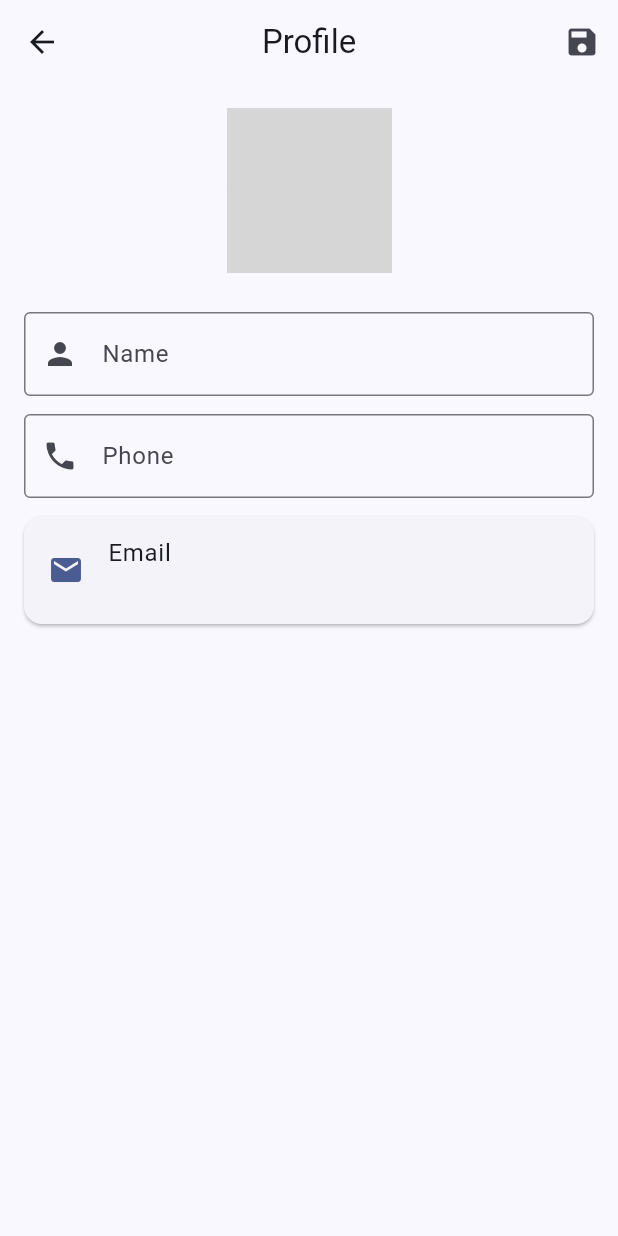
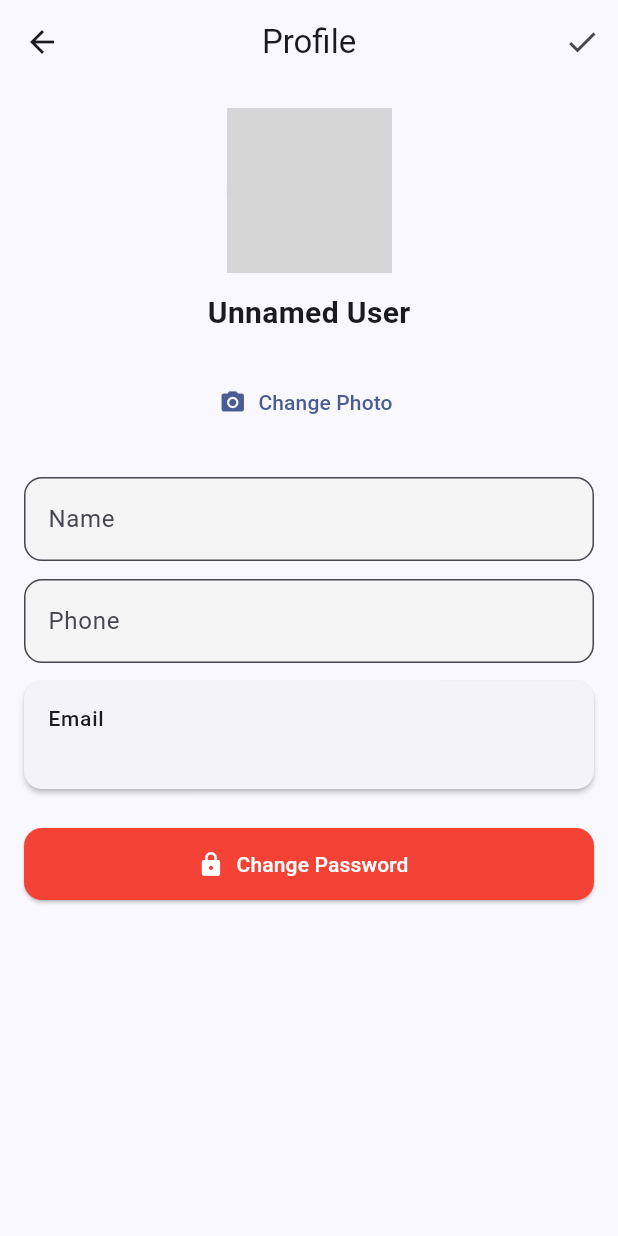
Before and after one commit to Evan0428/MobileAppForMachineWorkshop, a Flutter app: the ProfileScreen screen opened by its route, after a tap on the "edit" icon, on a phone screen of 412 x 824 dp. Run offline on Flutter 3.47's test engine with Material 3 defaults, Android fonts, the phone set to English and light mode, and no system bars; our stand-ins replace cloud_firestore, firebase_auth, firebase_core, image_picker, shared_preferences, signature; accounts and stored records are empty; generated files the repository leaves out were written again; grey boxes are pictures that could not be loaded.

Commit message:
Update profile_screen.dart

```diff
--- a/lib/screens/profile_screen.dart
+++ b/lib/screens/profile_screen.dart
@@ -24,7 +24,7 @@ class _ProfileScreenState extends State<ProfileScreen> {
   String _name = "";
   String _phone = "";
   String _email = "";
-  String? _localPhotoPath; // ✅ 本地头像路径
+  String? _localPhotoPath;
 
   late TextEditingController _nameCtrl;
   late TextEditingController _phoneCtrl;
@@ -41,11 +41,9 @@ class _ProfileScreenState extends State<ProfileScreen> {
     final user = _auth.currentUser;
     if (user == null) return;
 
-    // 从 Firestore 拿基本资料
     final doc = await _db.collection("users").doc(user.uid).get();
     final data = doc.data();
 
-    // 从本地加载头像路径
     final prefs = await SharedPreferences.getInstance();
     final photoPath = prefs.getString("profile_photo");
 
@@ -81,27 +79,86 @@ class _ProfileScreenState extends State<ProfileScreen> {
     );
   }
 
-  /// ✅ 本地上传头像（不走 Firebase Storage）
   Future<void> _pickAndSavePhoto() async {
     final picker = ImagePicker();
     final picked = await picker.pickImage(source: ImageSource.gallery);
     if (picked == null) return;
 
-    // 保存到应用目录
     final dir = await getApplicationDocumentsDirectory();
     final file = File('${dir.path}/profile_photo.jpg');
     await file.writeAsBytes(await picked.readAsBytes());
 
-    // 路径写入 SharedPreferences
     final prefs = await SharedPreferences.getInstance();
     await prefs.setString("profile_photo", file.path);
 
     setState(() {
       _localPhotoPath = file.path;
     });
+  }
 
+  Future<void> _changePasswordDialog() async {
+    final oldCtrl = TextEditingController();
+    final newCtrl = TextEditingController();
+
+    await showDialog(
+      context: context,
+      builder: (ctx) {
+        return AlertDialog(
+          shape: RoundedRectangleBorder(
+              borderRadius: BorderRadius.circular(12)),
+          title: const Text("Change Password",
+              style: TextStyle(fontWeight: FontWeight.bold)),
+          content: Column(
+            mainAxisSize: MainAxisSize.min,
+            children: [
+              TextField(
+                controller: oldCtrl,
+                obscureText: true,
+                decoration: const InputDecoration(labelText: "Current Password"),
+              ),
+              const SizedBox(height: 12),
+              TextField(
+                controller: newCtrl,
+                obscureText: true,
+                decoration: const InputDecoration(labelText: "New Password"),
+              ),
+            ],
+          ),
+          actions: [
+            TextButton(
+              onPressed: () => Navigator.pop(ctx),
+              child: const Text("Cancel"),
+            ),
+            ElevatedButton(
+              onPressed: () async {
+                final oldPass = oldCtrl.text.trim();
+                final newPass = newCtrl.text.trim();
+                if (oldPass.isEmpty || newPass.isEmpty) return;
+
+                try {
+                  final user = FirebaseAuth.instance.currentUser!;
+                  final cred = EmailAuthProvider.credential(
+                    email: user.email!,
+                    password: oldPass,
+                  );
+                  await user.reauthenticateWithCredential(cred);
+                  await user.updatePassword(newPass);
+                  if (!mounted) return;
+                  Navigator.pop(ctx);
                   ScaffoldMessenger.of(context).showSnackBar(
-      const SnackBar(content: Text("Profile photo updated locally")),
+                    const SnackBar(content: Text("Password updated successfully")),
+                  );
+                } catch (e) {
+                  ScaffoldMessenger.of(context).showSnackBar(
+                    SnackBar(content: Text("Failed: $e")),
+                  );
+                }
+              },
+              child: const Text("Save"),
+            ),
+          ],
+        );
+      },
     );
   }
 
@@ -120,27 +177,32 @@ class _ProfileScreenState extends State<ProfileScreen> {
     super.dispose();
   }
 
-  Widget _displayTile(IconData icon, String label, String value) {
+  Widget _infoCard(String label, String value) {
     return Card(
       margin: const EdgeInsets.symmetric(vertical: 6),
+      elevation: 1.5,
+      shape: RoundedRectangleBorder(borderRadius: BorderRadius.circular(12)),
       child: ListTile(
-        leading: Icon(icon, color: Theme.of(context).colorScheme.primary),
-        title: Text(label),
-        subtitle: Text(value, style: const TextStyle(fontWeight: FontWeight.w600)),
+        title: Text(label,
+            style: const TextStyle(fontWeight: FontWeight.w500, fontSize: 14)),
+        subtitle: Text(value,
+            style: const TextStyle(fontSize: 16, fontWeight: FontWeight.bold)),
       ),
     );
   }
 
-  Widget _editField(TextEditingController c, String label, IconData icon, {TextInputType? type}) {
+  Widget _editField(TextEditingController c, String label) {
     return Padding(
       padding: const EdgeInsets.symmetric(vertical: 6),
       child: TextField(
         controller: c,
-        keyboardType: type,
         decoration: InputDecoration(
           labelText: label,
-          prefixIcon: Icon(icon),
-          border: const OutlineInputBorder(),
+          filled: true,
+          fillColor: Colors.grey.shade100,
+          border: OutlineInputBorder(
+            borderRadius: BorderRadius.circular(12),
+          ),
         ),
       ),
     );
@@ -159,55 +221,70 @@ class _ProfileScreenState extends State<ProfileScreen> {
         title: const Text("Profile"),
         actions: [
           IconButton(
-            icon: Icon(_editing ? Icons.save : Icons.edit),
+            icon: Icon(_editing ? Icons.check : Icons.edit),
             onPressed: _toggleEdit,
           ),
         ],
       ),
-      body: SingleChildScrollView(
+      body: ListView(
         padding: const EdgeInsets.all(16),
-        child: Column(
         children: [
-            // 头像区（编辑模式才显示上传按钮）
-            Stack(
-              alignment: Alignment.bottomRight,
+          // 头像 + 名字
+          Column(
             children: [
               CircleAvatar(
                 radius: 55,
-                  backgroundImage: _localPhotoPath != null ? FileImage(File(_localPhotoPath!)) : null,
-                  backgroundColor: Colors.grey.shade200,
+                backgroundImage: _localPhotoPath != null
+                    ? FileImage(File(_localPhotoPath!))
+                    : null,
+                backgroundColor: Colors.grey.shade300,
                 child: _localPhotoPath == null
-                      ? const Icon(Icons.person, size: 50, color: Colors.grey)
+                    ? const Icon(Icons.person, size: 60, color: Colors.white70)
                     : null,
               ),
+              const SizedBox(height: 12),
+              Text(
+                _name.isNotEmpty ? _name : "Unnamed User",
+                style: const TextStyle(
+                    fontSize: 20, fontWeight: FontWeight.bold),
+              ),
+              Text(_email, style: TextStyle(color: Colors.grey.shade600)),
               if (_editing)
-                  Positioned(
-                    bottom: 0,
-                    right: 0,
-                    child: InkWell(
-                      onTap: _pickAndSavePhoto,
-                      child: CircleAvatar(
-                        radius: 18,
-                        backgroundColor: Colors.blue,
-                        child: const Icon(Icons.camera_alt, color: Colors.white, size: 18),
-                      ),
-                    ),
+                TextButton.icon(
+                  onPressed: _pickAndSavePhoto,
+                  icon: const Icon(Icons.camera_alt),
+                  label: const Text("Change Photo"),
                 ),
             ],
           ),
+
           const SizedBox(height: 20),
 
           if (_editing) ...[
-              _editField(_nameCtrl, "Name", Icons.person),
-              _editField(_phoneCtrl, "Phone", Icons.phone, type: TextInputType.phone),
-              _displayTile(Icons.email, "Email", _email),
+            _editField(_nameCtrl, "Name"),
+            _editField(_phoneCtrl, "Phone"),
+            _infoCard("Email", _email),
           ] else ...[
-              _displayTile(Icons.person, "Name", _name),
-              _displayTile(Icons.phone, "Phone", _phone),
-              _displayTile(Icons.email, "Email", _email),
+            _infoCard("Name", _name),
+            _infoCard("Phone", _phone),
+            _infoCard("Email", _email),
           ],
+
+          const SizedBox(height: 20),
+
+          ElevatedButton.icon(
+            style: ElevatedButton.styleFrom(
+              backgroundColor: Colors.red,
+              foregroundColor: Colors.white,
+              minimumSize: const Size.fromHeight(48),
+              shape: RoundedRectangleBorder(
+                  borderRadius: BorderRadius.circular(12)),
+            ),
+            onPressed: _changePasswordDialog,
+            icon: const Icon(Icons.lock),
+            label: const Text("Change Password"),
+          ),
         ],
-        ),
       ),
     );
   }
```
Lines whose indentation alone changed are shown as unchanged.
